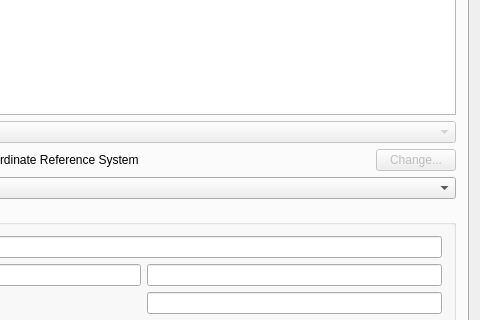
First picture: the form in src/ui/qgsowssourceselectbase.ui, repository qgis/QGIS, before the edit; both pictures show x 263 to 743 and y 187 to 507 of the 743 by 615 pixel window.
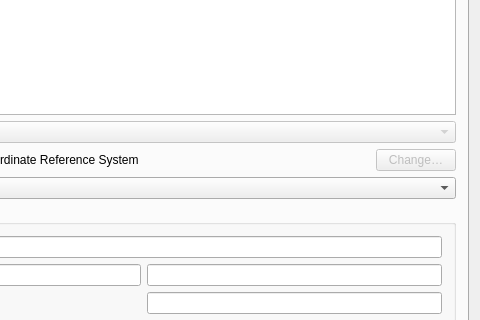
Second picture: the form after the edit. Icons and pictures are not drawn.

```diff
--- a/src/ui/qgsowssourceselectbase.ui
+++ b/src/ui/qgsowssourceselectbase.ui
@@ -263,7 +263,7 @@
              <bool>false</bool>
             </property>
             <property name="text">
-             <string>Change...</string>
+             <string>Change…</string>
             </property>
            </widget>
           </item>
```
